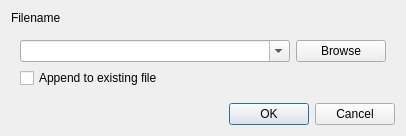
Old version of the form ComBombGui/capturedialog.ui in the repository cdesjardins/ComBomb.
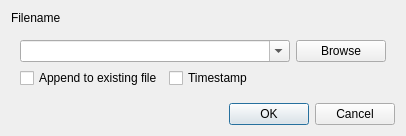
New version of the form. Icons and pictures are not drawn. Custom widgets are drawn as their Qt base class.

Patch:
```diff
--- a/ComBombGui/capturedialog.ui
+++ b/ComBombGui/capturedialog.ui
@@ -50,12 +50,23 @@
         </property>
        </widget>
       </item>
-      <item row="1" column="0">
+      <item row="2" column="0">
+       <layout class="QHBoxLayout" name="horizontalLayout">
+        <item>
        <widget class="QCheckBox" name="append">
         <property name="text">
          <string>Append to existing file</string>
         </property>
        </widget>
+        </item>
+        <item>
+         <widget class="QCheckBox" name="timestamp">
+          <property name="text">
+           <string>Timestamp</string>
+          </property>
+         </widget>
+        </item>
+       </layout>
       </item>
      </layout>
     </widget>
```
Left out of the diff: 2 changed lines with no effect on the pictures. Lines whose indentation alone changed are shown as unchanged.
